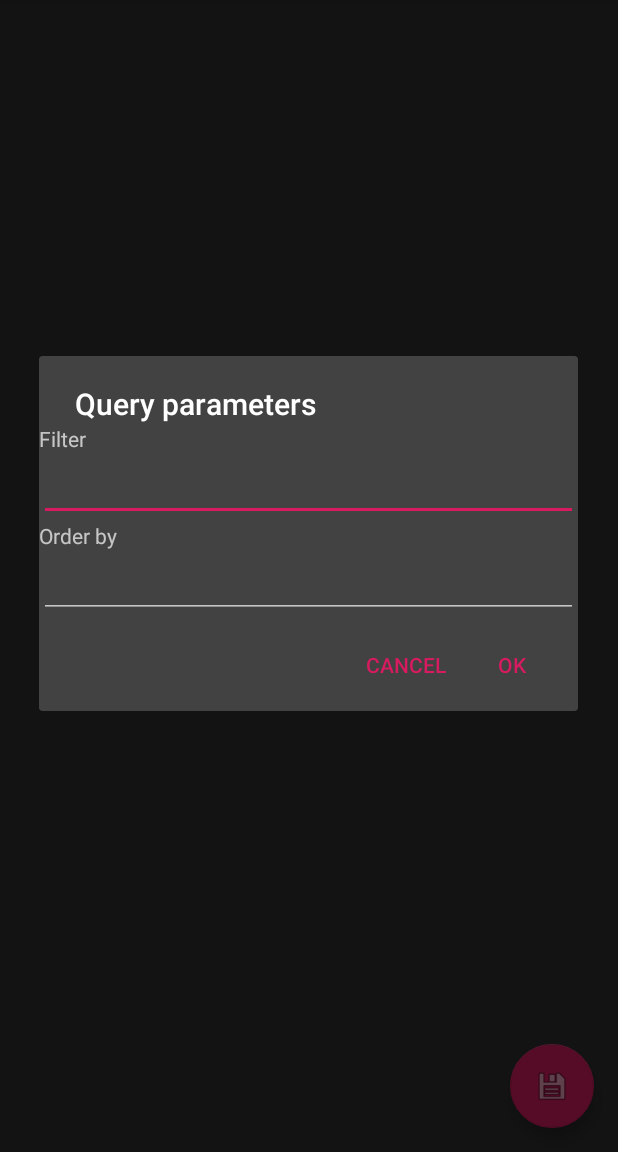
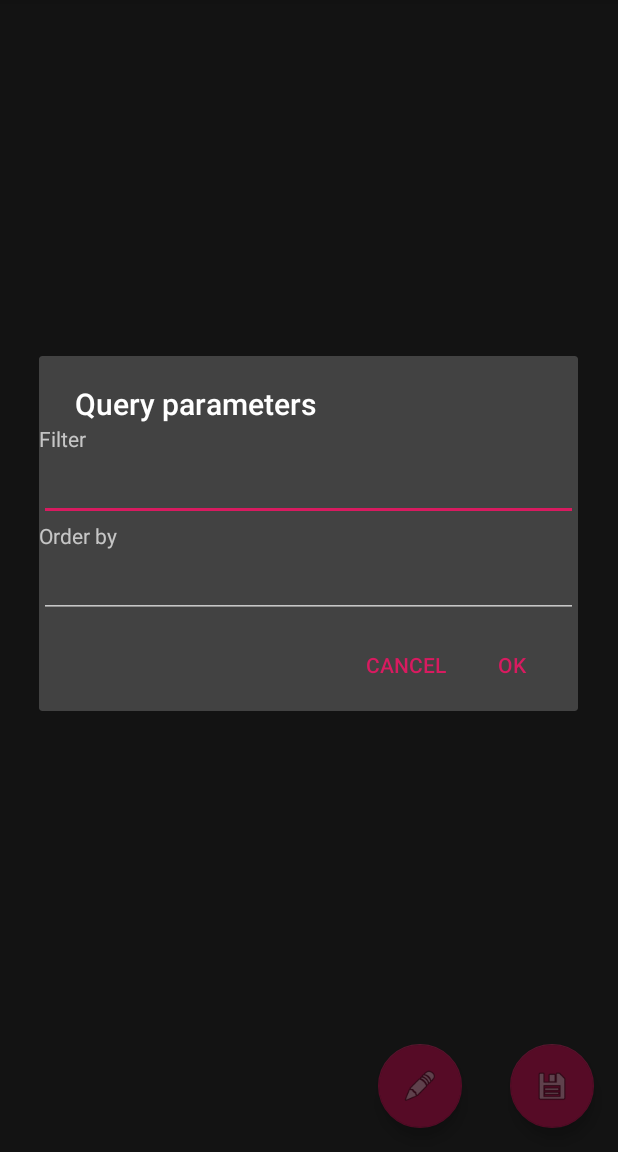
Before and after one commit to SunnySeaside/timezoneFixer, an Android app: the screen it shows after launch (ItemListActivity), in the options menu, after a tap on "Filter/Order...", on a phone screen of 412 x 824 dp, the part 84-1236 px from its top. Run offline under Robolectric (Android 15) with nearby library versions, the phone set to English and light mode, and no system bars.

Commit message:
Added a simple dialog to choose timezone

```diff
--- a/app/src/main/java/com/github/sunnyseaside/timezonefixer/ItemDetailActivity.java
+++ b/app/src/main/java/com/github/sunnyseaside/timezonefixer/ItemDetailActivity.java
@@ -26,7 +26,7 @@ public class ItemDetailActivity extends AppCompatActivity {
         Toolbar toolbar = (Toolbar) findViewById(R.id.detail_toolbar);
         setSupportActionBar(toolbar);
 
-        FloatingActionButton fab = (FloatingActionButton) findViewById(R.id.fab);
+        FloatingActionButton fab = (FloatingActionButton) findViewById(R.id.fab_save);
         fab.setOnClickListener(new View.OnClickListener() {
             @Override
             public void onClick(View view) {
--- a/app/src/main/java/com/github/sunnyseaside/timezonefixer/ItemListActivity.java
+++ b/app/src/main/java/com/github/sunnyseaside/timezonefixer/ItemListActivity.java
@@ -21,6 +21,7 @@ import android.widget.EditText;
 import android.widget.TextView;
 
 import java.util.Date;
+import java.util.TimeZone;
 
 /**
  * An activity representing a list of Items. This activity
@@ -44,6 +45,8 @@ public class ItemListActivity extends AppCompatActivity {
     private Thread fixall_thread;
     private RecyclerView recyclerView;
 
+    private TimeZone timezone;
+
     @Override
     protected void onCreate(Bundle savedInstanceState) {
         super.onCreate(savedInstanceState);
@@ -54,11 +57,11 @@ public class ItemListActivity extends AppCompatActivity {
         setSupportActionBar(toolbar);
         toolbar.setTitle(getTitle());
 
-        FloatingActionButton fab = (FloatingActionButton) findViewById(R.id.fab);
+        FloatingActionButton fabSave = (FloatingActionButton) findViewById(R.id.fab_save);
 
         final Context context=this;
         final Handler handler=new Handler(Looper.getMainLooper());
-        fab.setOnClickListener(new View.OnClickListener() {
+        fabSave.setOnClickListener(new View.OnClickListener() {
             @Override
             public void onClick(View view) {
                 final ProgressDialog dialog=new ProgressDialog(context);///todo deprecated
@@ -88,7 +91,23 @@ public class ItemListActivity extends AppCompatActivity {
             }
         });
 
-        //ActionBar
+        timezone=TimeZone.getDefault();
+        FloatingActionButton fabTimezone=findViewById(R.id.fab_timezone);
+        fabTimezone.setOnClickListener(new View.OnClickListener() {
+            @Override
+            public void onClick(View view) {
+                AlertDialog.Builder builder=new AlertDialog.Builder(context);
+                builder.setTitle(R.string.dlg_timezone);
+                final String[]timezones=TimeZone.getAvailableIDs();
+                builder.setItems(timezones, new DialogInterface.OnClickListener() {
+                    @Override
+                    public void onClick(DialogInterface dialogInterface, int i) {
+                        manager.setTimezone(TimeZone.getTimeZone(timezones[i]));
+                    }
+                });
+                builder.show();
+            }
+        });
 
         if (findViewById(R.id.item_detail_container) != null) {
             // The detail container view will be present only in the
@@ -119,7 +138,7 @@ public class ItemListActivity extends AppCompatActivity {
     }
 
     private void doRead(){
-        manager=new PhotoDataManager(this);
+        manager=new PhotoDataManager(this,timezone);
 
         recyclerView = findViewById(R.id.item_list);
         assert recyclerView != null;
--- a/app/src/main/java/com/github/sunnyseaside/timezonefixer/PhotoDataManager.java
+++ b/app/src/main/java/com/github/sunnyseaside/timezonefixer/PhotoDataManager.java
@@ -16,12 +16,14 @@ import java.io.InputStream;
 import java.text.ParseException;
 import java.text.SimpleDateFormat;
 import java.util.Date;
+import java.util.TimeZone;
 
 //No need to use ViewModel or LiveData for now, but might be a possibilty when adding filtering functionality
 //Caution: don't store Activity when switching to ViewModel
 public class PhotoDataManager {//} extends ViewModel {
     private Cursor cursor;
     private ContentResolver resolver;
+    private TimeZone timezone;
     private static int COL_ID=0;
     private static int COL_DISPLAY_NAME=1;
     private static int COL_DATE_ADDED=2;
@@ -29,12 +31,11 @@ public class PhotoDataManager {//} extends ViewModel {
     private static int COL_DATE_TAKEN=4;
     private static int COL_DATA=5;
     private final static String[]projection={Media._ID,Media.DISPLAY_NAME,Media.DATE_ADDED,Media.DATE_MODIFIED,Media.DATE_TAKEN,Media.DATA};
-    PhotoDataManager(Context context){
+    PhotoDataManager(Context context, TimeZone tz){
         resolver=context.getContentResolver();
+        timezone=tz;
 
-        ///todo custom sort order
         requery(null,null,Media.DATE_TAKEN/*+" DESC"*/);//Media.DEFAULT_SORT_ORDER);
-
     }
     ///todo Hide details
     public void requery(String selection,String[]selectionArgs,String orderby){
@@ -47,7 +48,7 @@ public class PhotoDataManager {//} extends ViewModel {
     public void fixAll(Handler handler, final ProgressListener listener){
         cursor.moveToFirst();
         while(!cursor.isAfterLast()){
-            PhotoData pd=new PhotoData(cursor,resolver);
+            PhotoData pd=new PhotoData();
             ExifInterface exif=pd.getExif();
             if(pd.shouldFix(exif)){
                 pd.doFix(exif);
@@ -70,17 +71,13 @@ public class PhotoDataManager {//} extends ViewModel {
     /**caution: only one query at once*/
     public PhotoData get(int pos){
         cursor.moveToPosition(pos);
-        return new PhotoData(cursor,resolver);
+        return new PhotoData();
     }
     public int getCount(){return cursor.getCount();}
-    static public class PhotoData extends Object{
-        private Cursor cursor;
-        private ContentResolver resolver;
+    public void setTimezone(TimeZone tz){timezone=tz;}
 
-        private PhotoData(Cursor c,ContentResolver r){
-            cursor=c;
-            resolver=r;
-        }
+    public class PhotoData extends Object{
+        private PhotoData(){}
         private Uri getUri(){
             return Uri.withAppendedPath(Media.EXTERNAL_CONTENT_URI, cursor.getString(COL_ID));
         }
@@ -118,11 +115,10 @@ public class PhotoDataManager {//} extends ViewModel {
         }
         public void doFix(){doFix(getExif());}
         private void doFix(ExifInterface exif){
-            //long date=getDateTaken()-x*3600*1000;///todo custom timezone
             String dateStr=exif.getAttribute(ExifInterface.TAG_DATETIME_ORIGINAL);
             if(dateStr!=null) {
                 SimpleDateFormat fmt = new SimpleDateFormat("yyyy:MM:dd HH:mm:ss");
-                //fmt.setTimeZone()
+                fmt.setTimeZone(timezone);
                 try {
                     Date date = fmt.parse(dateStr);
                     setDateTaken(date.getTime());
--- a/app/src/main/res/layout/activity_item_detail.xml
+++ b/app/src/main/res/layout/activity_item_detail.xml
@@ -42,7 +42,7 @@
             app:layout_behavior="@string/appbar_scrolling_view_behavior"/>
 
     <android.support.design.widget.FloatingActionButton
-            android:id="@+id/fab"
+            android:id="@+id/fab_save"
             android:layout_width="wrap_content"
             android:layout_height="wrap_content"
             android:layout_gravity="center_vertical|start"
--- a/app/src/main/res/layout/activity_item_list.xml
+++ b/app/src/main/res/layout/activity_item_list.xml
@@ -30,13 +30,26 @@
         <include layout="@layout/item_list"/>
     </FrameLayout>
 
+    <LinearLayout
+            android:layout_width="wrap_content"
+            android:layout_height="wrap_content"
+            android:layout_gravity="bottom|end">
+        <android.support.design.widget.FloatingActionButton
+                android:id="@+id/fab_timezone"
+                android:layout_width="wrap_content"
+                android:layout_height="wrap_content"
+                android:layout_gravity="bottom|end"
+                android:layout_margin="@dimen/fab_margin"
+                app:srcCompat="@android:drawable/ic_menu_edit"/>
+
     <android.support.design.widget.FloatingActionButton
-            android:id="@+id/fab"
+            android:id="@+id/fab_save"
             android:layout_width="wrap_content"
             android:layout_height="wrap_content"
             android:layout_gravity="bottom|end"
             android:layout_margin="@dimen/fab_margin"
             app:srcCompat="@android:drawable/ic_menu_save"/>
+    </LinearLayout>
 
 
 </android.support.design.widget.CoordinatorLayout>
--- a/app/src/main/res/values/strings.xml
+++ b/app/src/main/res/values/strings.xml
@@ -23,4 +23,5 @@
     <string name="dlg_query">Query parameters</string>
     <string name="lbl_filter">Filter</string>
     <string name="lbl_orderby">Order by</string>
+    <string name="dlg_timezone">Choose timezone</string>
 </resources>
```
